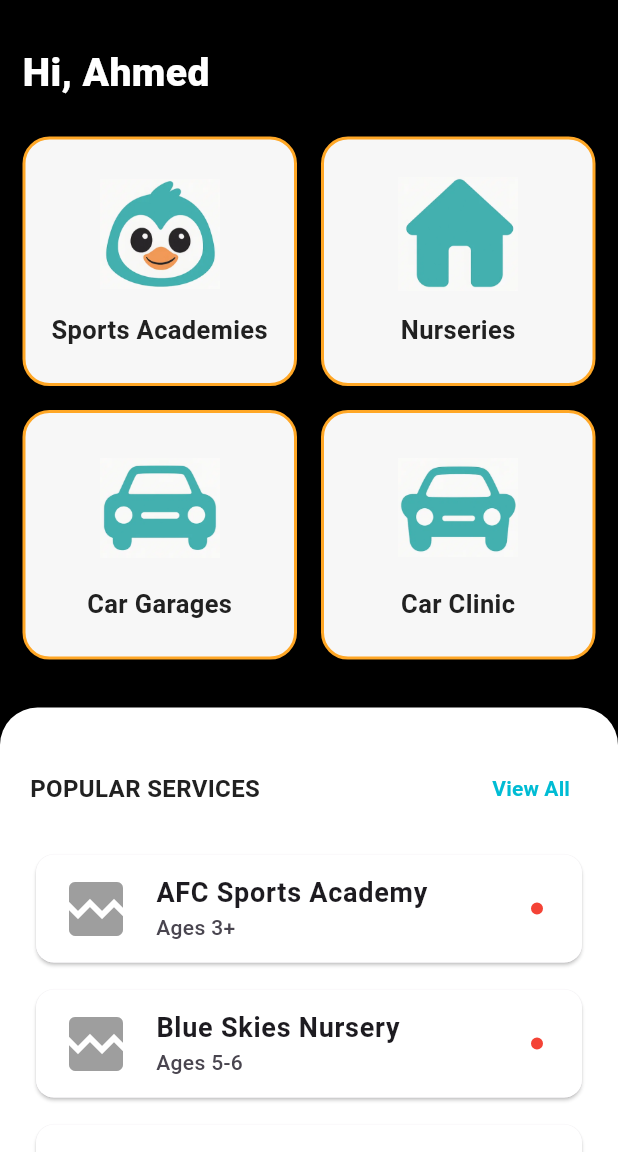
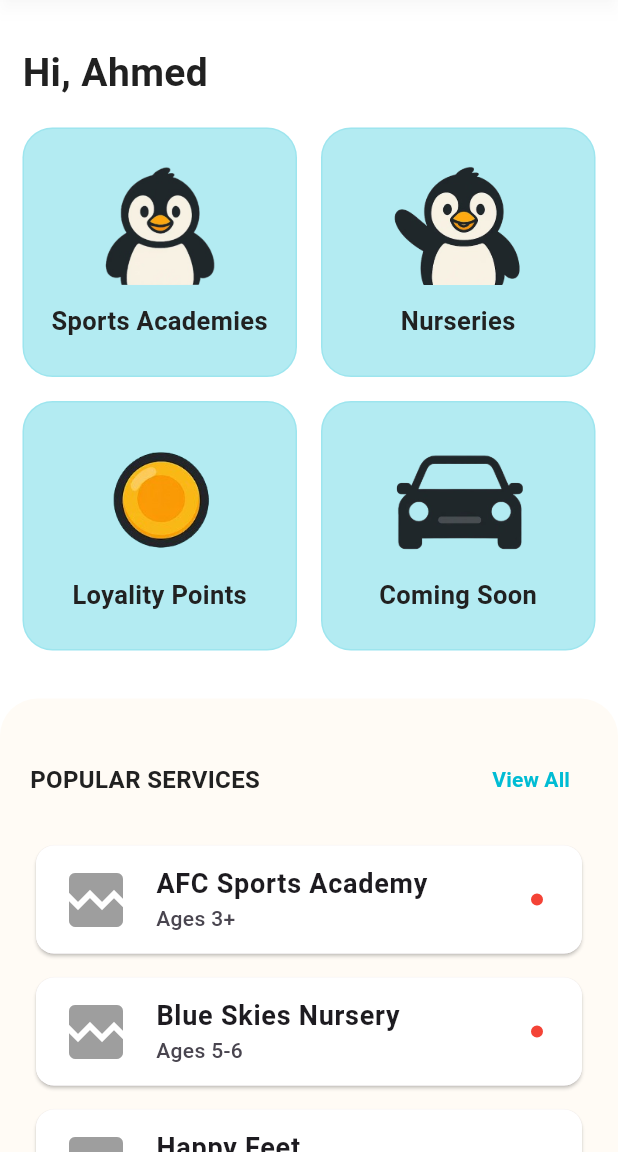
Before and after one commit to MTS-Services/Batteryqk_web-version-App-, a Flutter app: the HomeScreen screen opened directly, on a phone screen of 412 x 824 dp, the part 84-1236 px from its top. Run offline on Flutter 3.47's test engine with Material 3 defaults, Android fonts, the phone set to English and light mode, and no system bars; our stand-ins replace dropdown_button2, firebase_auth, firebase_core, font_awesome_flutter, get, google_fonts and 1 more; accounts and stored records are empty; network calls fail.

Commit message:
home page done

```diff
--- a/lib/features/authentication/views/home_screen.dart
+++ b/lib/features/authentication/views/home_screen.dart
@@ -16,7 +16,7 @@ class HomeScreen extends StatelessWidget {
   @override
   Widget build(BuildContext context) {
     return Scaffold(
-      backgroundColor: Colors.black,
+      backgroundColor: AppColor.whiteColor,
       appBar: PreferredSize(
         preferredSize: Size.fromHeight(kToolbarHeight),
         child: CustomAppBar(isBack: false),
@@ -30,12 +30,12 @@ class HomeScreen extends StatelessWidget {
               "Hi, Ahmed",
               style: TextStyle(
                 fontSize: 26,
-                fontWeight: FontWeight.w900,
-                color: Colors.white,
+                fontWeight: FontWeight.w600,
+                color: AppColor.blackColor,
               ),
             ),
           ),
-          const SizedBox(height: 24),
+          const SizedBox(height: 18),
 
           // Quick Access Grid with images
           GridView.count(
@@ -52,8 +52,8 @@ class HomeScreen extends StatelessWidget {
                 AppImages.penguinHead,
               ),
               _buildQuickAccessCardWithImage("Nurseries", AppImages.houseShape),
-              _buildQuickAccessCardWithImage("Car Garages", AppImages.car2),
-              _buildQuickAccessCardWithImage("Car Clinic", AppImages.car1),
+              _buildQuickAccessCardWithImage("Loyality Points", AppImages.car2),
+              _buildQuickAccessCardWithImage("Coming Soon", AppImages.car1),
             ],
           ),
 
@@ -67,7 +67,7 @@ class HomeScreen extends StatelessWidget {
               bottom: 30,
             ),
             decoration: BoxDecoration(
-              color: AppColor.whiteColor,
+              color: const Color.fromARGB(12, 255, 168, 38),
               borderRadius: const BorderRadius.only(
                 topLeft: Radius.circular(25),
                 topRight: Radius.circular(25),
@@ -107,6 +107,7 @@ class HomeScreen extends StatelessWidget {
                 ),
                 const SizedBox(height: 16),
                 Card(
+                  // shadowColor: const Color.fromARGB(0, 255, 255, 255),
                   child: _buildPopularServiceItem(
                     iconPath:
                         'https://models-online-persist.shakker.cloud/img/d23aaa828448417abbfbb8e2345e4dff/78ea614f0438afd7b6c2b90d90e1c429e08c973d80d1edd26aeb1a56d8d4c50d.png?x-oss-process=image/resize,w_764,m_lfit/format,webp',
@@ -115,8 +116,9 @@ class HomeScreen extends StatelessWidget {
                     showNotification: true,
                   ),
                 ),
-                const SizedBox(height: 10),
+                const SizedBox(height: 8),
                 Card(
+                  // shadowColor: const Color.fromARGB(0, 255, 255, 255),
                   child: _buildPopularServiceItem(
                     iconPath:
                         'https://huggingface.co/maywell/Synatra-10.7B-v0.4/resolve/main/Synatra.png',
@@ -125,8 +127,9 @@ class HomeScreen extends StatelessWidget {
                     showNotification: true,
                   ),
                 ),
-                const SizedBox(height: 10),
+                const SizedBox(height: 8),
                 Card(
+                  // shadowColor: const Color.fromARGB(0, 255, 255, 255),
                   child: _buildPopularServiceItem(
                     iconPath:
                         'https://img.freepik.com/premium-vector/penguin-with-white-face-blue-background_1187092-70841.jpg',
@@ -135,8 +138,9 @@ class HomeScreen extends StatelessWidget {
                     showNotification: true,
                   ),
                 ),
-                const SizedBox(height: 10),
+                const SizedBox(height: 8),
                 Card(
+                  // shadowColor: const Color.fromARGB(0, 255, 255, 255),
                   child: _buildPopularServiceItem(
                     iconPath:
                         'https://img.freepik.com/premium-photo/cute-cartoon-penguin-illustration_1132516-706.jpg',
@@ -156,9 +160,12 @@ class HomeScreen extends StatelessWidget {
   Widget _buildQuickAccessCardWithImage(String label, String imageUrl) {
     return Container(
       decoration: BoxDecoration(
-        color: const Color.fromARGB(255, 247, 247, 247),
-        borderRadius: BorderRadius.circular(18),
-        border: Border.all(width: 2, color: AppColor.orangeColor),
+        color: const Color.fromARGB(76, 0, 187, 212),
+        borderRadius: BorderRadius.circular(20),
+        border: Border.all(
+          width: 1,
+          color: const Color.fromARGB(31, 0, 187, 212),
+        ),
       ),
       padding: const EdgeInsets.all(16),
       child: Column(
@@ -166,7 +173,7 @@ class HomeScreen extends StatelessWidget {
         children: [
           Image.asset(
             imageUrl,
-            width: 80,
+            width: 100,
             height: 80,
             fit: BoxFit.contain,
             errorBuilder:
```
Also changed, not shown: assets/images/car1.png, assets/images/car2.png, assets/images/house.png, assets/images/penguinHead.png.
